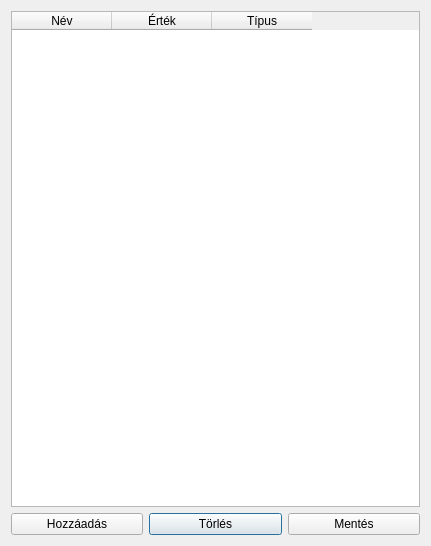
First picture: the form in dialogparameters.ui, repository WhoiisThisGuy/TRUE, before the edit.
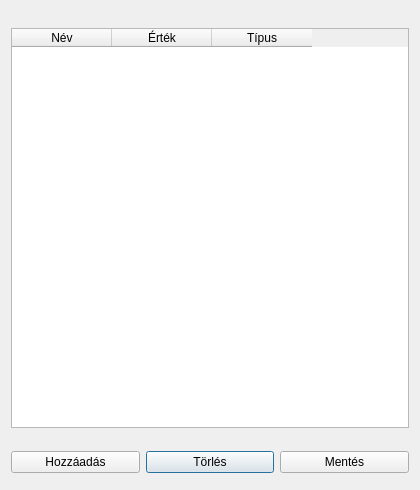
Second picture: the form after the edit.

What changed in the file:
```diff
--- a/dialogparameters.ui
+++ b/dialogparameters.ui
@@ -6,14 +6,20 @@
    <rect>
     <x>0</x>
     <y>0</y>
-    <width>431</width>
-    <height>546</height>
+    <width>420</width>
+    <height>490</height>
    </rect>
   </property>
   <property name="windowTitle">
    <string>Dialog</string>
   </property>
   <layout class="QGridLayout" name="gridLayout">
+   <property name="sizeConstraint">
+    <enum>QLayout::SetDefaultConstraint</enum>
+   </property>
+   <property name="bottomMargin">
+    <number>0</number>
+   </property>
    <item row="1" column="1">
     <widget class="QPushButton" name="buttonDelete">
      <property name="text">
@@ -37,6 +43,12 @@
    </item>
    <item row="0" column="0" colspan="3">
     <widget class="QTableWidget" name="tableParameters">
+     <property name="maximumSize">
+      <size>
+       <width>16777215</width>
+       <height>400</height>
+      </size>
+     </property>
      <property name="selectionMode">
       <enum>QAbstractItemView::MultiSelection</enum>
      </property>
```
